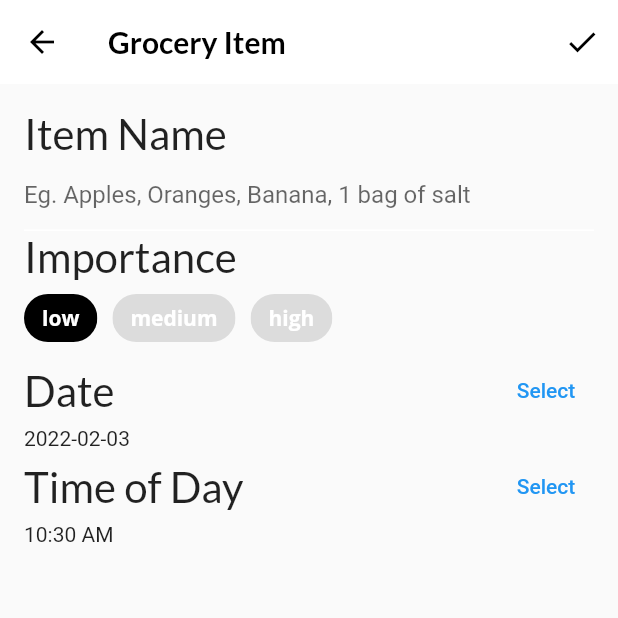
After one commit to inforsrinivasan/RecipeSocial, a Flutter app: the screen it shows after launch, item 3 of the bottom bar chosen, after a tap on the "add" icon, on a phone screen of 412 x 824 dp, the top half of it. The commit adds this screen. Run offline on Flutter 3.47's test engine with Material 2 defaults, Android fonts, the phone set to English and light mode, and no system bars; our stand-ins replace flutter_colorpicker, google_fonts; project files that could hold a hidden picture were left out.

Commit message:
work on grocery item screen. add gtext field for name, date and time interactive widgets

```diff
--- a/lib/main.dart
+++ b/lib/main.dart
@@ -18,10 +18,8 @@ class Fooderlich extends StatelessWidget {
       title: 'Fooderlich',
       home: MultiProvider(
         providers: [
-          ChangeNotifierProvider(
-            create: (context) => TabManager(),
-            // TODO: add grocery manager provider
-          )
+          ChangeNotifierProvider(create: (context) => TabManager()),
+          ChangeNotifierProvider(create: (context) => GroceryManager())
         ],
         child: const Home(),
       ),
--- /dev/null
+++ b/lib/models/grocery_manager.dart
@@ -0,0 +1,29 @@
+import 'package:flutter/material.dart';
+import 'grocery_item.dart';
+
+class GroceryManager extends ChangeNotifier {
+  final _groceryItems = <GroceryItem>[];
+
+  List<GroceryItem> get groceryItems => List.unmodifiable(_groceryItems);
+
+  void deleteItem(int index) {
+    _groceryItems.removeAt(index);
+    notifyListeners();
+  }
+
+  void addItem(GroceryItem item) {
+    _groceryItems.add(item);
+    notifyListeners();
+  }
+
+  void updateItem(GroceryItem item, int index) {
+    _groceryItems[index] = item;
+    notifyListeners();
+  }
+
+  void completeItem(int index, bool change) {
+    final item = _groceryItems[index];
+    _groceryItems[index] = item.copyWith(isComplete: change);
+    notifyListeners();
+  }
+}
--- a/lib/models/models.dart
+++ b/lib/models/models.dart
@@ -4,3 +4,4 @@ export 'simple_recipe.dart';
 export 'explore_data.dart';
 export 'grocery_item.dart';
 export 'tab_manager.dart';
+export 'grocery_manager.dart';
--- /dev/null
+++ b/lib/screens/grocery_item_screen.dart
@@ -0,0 +1,234 @@
+import 'package:flutter/material.dart';
+import 'package:google_fonts/google_fonts.dart';
+import 'package:flutter_colorpicker/flutter_colorpicker.dart';
+import 'package:intl/intl.dart';
+import 'package:uuid/uuid.dart';
+import '../models/models.dart';
+
+class GroceryItemScreen extends StatefulWidget {
+  final Function(GroceryItem) onCreate;
+  final Function(GroceryItem) onUpdate;
+  final GroceryItem? originalItem;
+  final bool isUpdating;
+
+  const GroceryItemScreen(
+      {Key? key,
+      required this.onCreate,
+      required this.onUpdate,
+      this.originalItem})
+      : isUpdating = (originalItem != null),
+        super(key: key);
+
+  @override
+  _GroceryItemScreenState createState() => _GroceryItemScreenState();
+}
+
+class _GroceryItemScreenState extends State<GroceryItemScreen> {
+  final _nameController = TextEditingController();
+  String _name = '';
+  Importance _importance = Importance.low;
+  DateTime _dueDate = DateTime.now();
+  TimeOfDay _timeOfDay = TimeOfDay.now();
+  Color _currentColor = Colors.green;
+  int _currentSliderValue = 0;
+
+  @override
+  void initState() {
+    final originalItem = widget.originalItem;
+    if (originalItem != null) {
+      _nameController.text = originalItem.name;
+      _name = originalItem.name;
+      _currentSliderValue = originalItem.quantity;
+      _importance = originalItem.importance;
+      _currentColor = originalItem.color;
+      final date = originalItem.date;
+      _timeOfDay = TimeOfDay(hour: date.hour, minute: date.minute);
+      _dueDate = date;
+    }
+
+    _nameController.addListener(() {
+      setState(() {
+        _name = _nameController.text;
+      });
+    });
+  }
+
+  @override
+  void dispose() {
+    _nameController.dispose();
+    super.dispose();
+  }
+
+  @override
+  Widget build(BuildContext context) {
+    return Scaffold(
+      appBar: AppBar(
+        actions: [
+          IconButton(
+            icon: const Icon(Icons.check),
+            onPressed: () {
+              // TODO: add callback handler
+            },
+          )
+        ],
+        elevation: 0.0, // removes the shadow from the app bar
+        title: Text(
+          'Grocery Item',
+          style: GoogleFonts.lato(fontWeight: FontWeight.w600),
+        ),
+      ),
+      body: Container(
+        padding: const EdgeInsets.all(16.0),
+        child: ListView(
+          children: [
+            buildNameField(),
+            buildImportanceField(),
+            buildDateField(),
+            buildTimeField(),
+            // add color picker
+            // add slider
+            // aadd grocery title
+          ],
+        ),
+      ),
+    );
+  }
+
+  Widget buildNameField() {
+    return Column(
+      crossAxisAlignment: CrossAxisAlignment.start,
+      children: [
+        Text(
+          'Item Name',
+          style: GoogleFonts.lato(fontSize: 28),
+        ),
+        TextField(
+          controller: _nameController,
+          cursorColor: _currentColor,
+          decoration: InputDecoration(
+              hintText: 'Eg. Apples, Oranges, Banana, 1 bag of salt',
+              enabledBorder: const UnderlineInputBorder(
+                  borderSide: BorderSide(color: Colors.white)),
+              focusedBorder: UnderlineInputBorder(
+                  borderSide: BorderSide(color: _currentColor)),
+              border: UnderlineInputBorder(
+                  borderSide: BorderSide(color: _currentColor))),
+        )
+      ],
+    );
+  }
+
+  Widget buildImportanceField() {
+    return Column(
+      crossAxisAlignment: CrossAxisAlignment.start,
+      children: [
+        Text('Importance', style: GoogleFonts.lato(fontSize: 28.0)),
+        Wrap(
+          spacing: 10.0,
+          children: [
+            ChoiceChip(
+              selectedColor: Colors.black,
+              selected: _importance == Importance.low,
+              label: const Text('low', style: TextStyle(color: Colors.white)),
+              onSelected: (selected) {
+                setState(() {
+                  _importance = Importance.low;
+                });
+              },
+            ),
+            ChoiceChip(
+              selectedColor: Colors.black,
+              selected: _importance == Importance.medium,
+              label:
+                  const Text('medium', style: TextStyle(color: Colors.white)),
+              onSelected: (selected) {
+                setState(() {
+                  _importance = Importance.medium;
+                });
+              },
+            ),
+            ChoiceChip(
+              selectedColor: Colors.black,
+              selected: _importance == Importance.high,
+              label: const Text('high', style: TextStyle(color: Colors.white)),
+              onSelected: (selected) {
+                setState(() {
+                  _importance = Importance.high;
+                });
+              },
+            )
+          ],
+        )
+      ],
+    );
+  }
+
+  Widget buildDateField() {
+    return Column(
+      crossAxisAlignment: CrossAxisAlignment.start,
+      children: [
+        Row(
+          mainAxisAlignment: MainAxisAlignment.spaceBetween,
+          children: [
+            Text(
+              'Date',
+              style: GoogleFonts.lato(fontSize: 28.0),
+            ),
+            TextButton(
+              child: const Text('Select'),
+              onPressed: () async {
+                final currentDate = DateTime.now();
+                final selectedDate = await showDatePicker(
+                    context: context,
+                    initialDate: currentDate,
+                    firstDate: currentDate,
+                    lastDate: DateTime(currentDate.year + 5));
+                setState(() {
+                  if (selectedDate != null) {
+                    _dueDate = selectedDate;
+                  }
+                });
+              },
+            )
+          ],
+        ),
+        Text('${DateFormat('yyyy-MM-dd').format(_dueDate)}')
+      ],
+    );
+  }
+
+  Widget buildTimeField() {
+    return Column(
+      crossAxisAlignment: CrossAxisAlignment.start,
+      children: [
+        Row(
+          mainAxisAlignment: MainAxisAlignment.spaceBetween,
+          children: [
+            Text(
+              'Time of Day',
+              style: GoogleFonts.lato(fontSize: 28.0),
+            ),
+            TextButton(
+              child: const Text('Select'),
+              onPressed: () async {
+                final timeOfDay = await showTimePicker(
+                    initialTime: TimeOfDay.now(), context: context);
+                setState(() {
+                  if (timeOfDay != null) {
+                    _timeOfDay = timeOfDay;
+                  }
+                });
+              },
+            )
+          ],
+        ),
+        Text('${_timeOfDay.format(context)}')
+      ],
+    );
+  }
+
+  // TODO: Add buildColor picker
+
+  // TODO: Add buildQuantity Field
+
+}
--- a/lib/screens/grocery_screen.dart
+++ b/lib/screens/grocery_screen.dart
@@ -1,16 +1,47 @@
 import 'package:flutter/material.dart';
-import 'package:fooderlich/screens/empty_grocery_screen.dart';
+import 'empty_grocery_screen.dart';
+import 'package:provider/provider.dart';
+import 'package:fooderlich/models/models.dart';
+import 'grocery_item_screen.dart';
 
 class GroceryScreen extends StatelessWidget {
   const GroceryScreen({Key? key}) : super(key: key);
 
   @override
   Widget build(BuildContext context) {
-    // TODO: Replace with empty grocery screen
-    return Container(
-      child: const EmptyGroceryScreen(),
+    return Scaffold(
+      floatingActionButton: FloatingActionButton(
+        child: const Icon(Icons.add),
+        onPressed: () {
+          final manager = Provider.of<GroceryManager>(context, listen: false);
+
+          Navigator.push(
+              context,
+              MaterialPageRoute(
+                builder: (context) => GroceryItemScreen(
+                  onCreate: (item) {
+                    manager.addItem(item);
+                    Navigator.pop(context);
+                  },
+                  onUpdate: (item) {},
+                ),
+              ));
+        },
+      ),
+      body: buildGroceryScreen(),
     );
   }
 
-  // TODO: Add build grocery screen
+  Widget buildGroceryScreen() {
+    return Consumer<GroceryManager>(
+      builder: (context, manager, child) {
+        if (manager.groceryItems.isNotEmpty) {
+          // TODO: Add grocery list screen
+          return Container();
+        } else {
+          return const EmptyGroceryScreen();
+        }
+      },
+    );
+  }
 }
--- a/pubspec.yaml
+++ b/pubspec.yaml
@@ -12,6 +12,10 @@ dependencies:
     sdk: flutter
   google_fonts: ^2.1.0
   provider: ^6.0.0
+  flutter_colorpicker: ^0.6.0
+  intl: ^0.17.0
+  uuid: ^3.0.4
+
 
 dev_dependencies:
   flutter_test:
```
Also changed, not shown: flutter_01.png (added), pubspec.lock.
